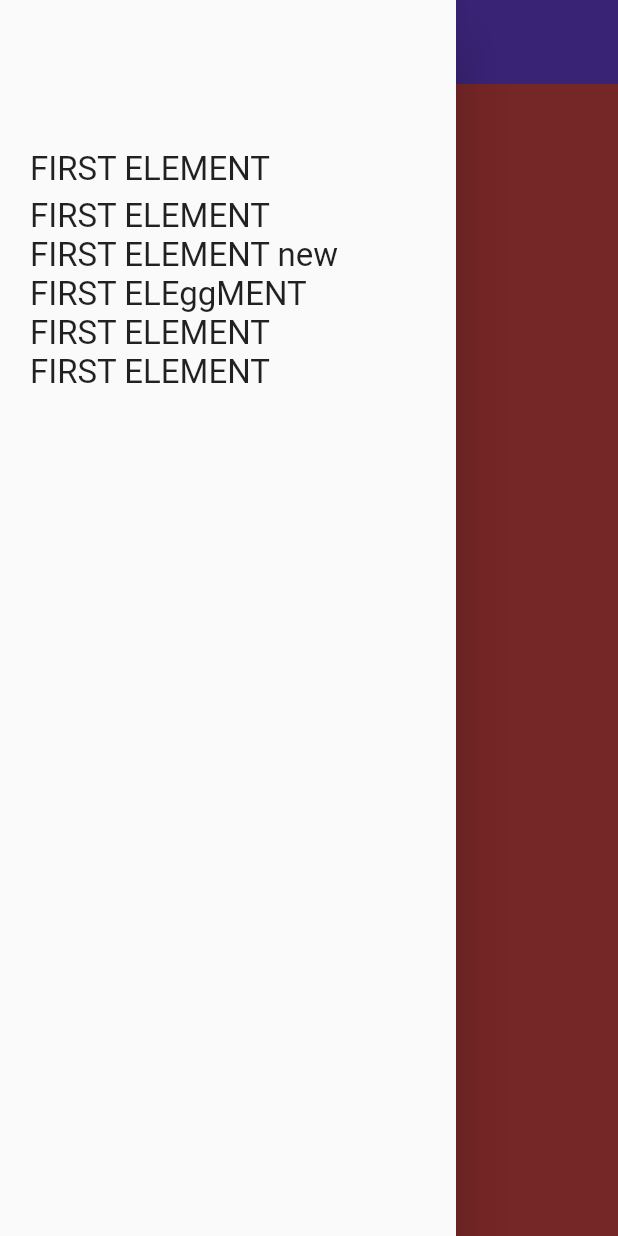
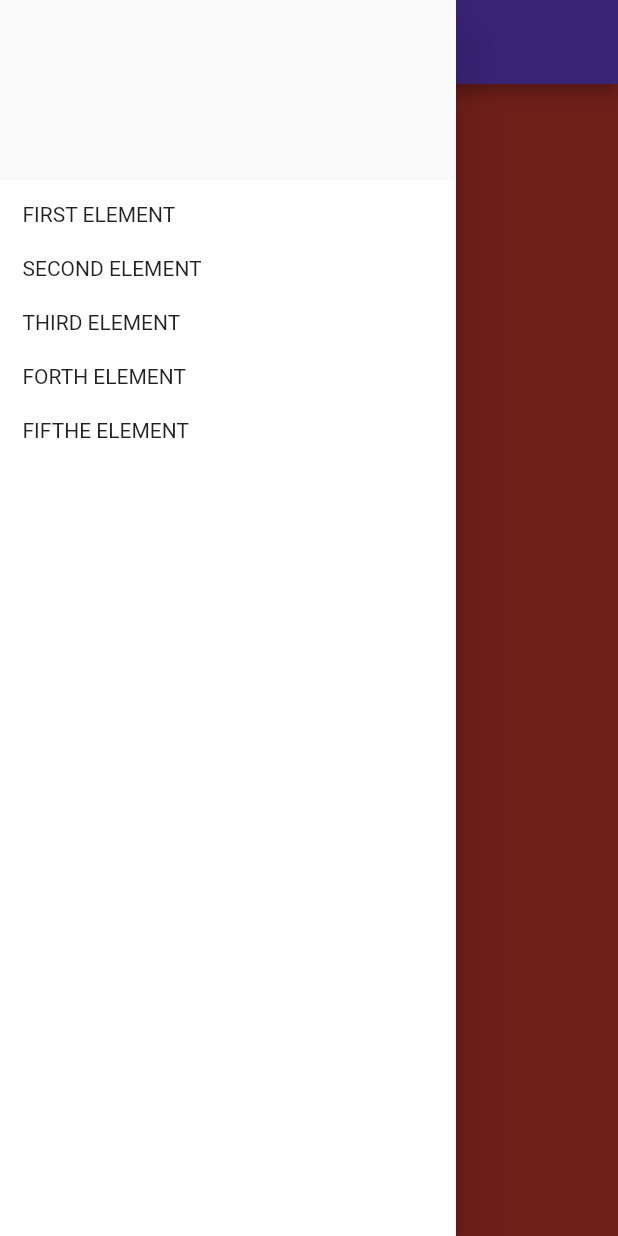
Before and after one commit to Ahmad-jahjouh/assignment_2, a Flutter app: the screen it shows after launch, with the side drawer open, on a phone screen of 412 x 824 dp. Run offline on Flutter 3.47's test engine with Material 2 defaults, Android fonts, the phone set to English and light mode, and no system bars.

Commit message:
Update main.dart

```diff
--- a/lib/main.dart
+++ b/lib/main.dart
@@ -8,78 +8,72 @@ class MyApp extends StatelessWidget {
   const MyApp({Key? key}) : super(key: key);
 
 
+  @override
+  Widget build(BuildContext context) {
+    return const MaterialApp(
+      debugShowCheckedModeBanner: false,
+      title: 'SECOND ASIGNMENT',
+      home: drawer(title: 'SECOND ASIGNMENT'),
+    );
+  }
+}
+
+class drawer extends StatelessWidget{
+  const drawer({Key? key, required this.title}) : super(key: key);
+
+  final String title;
 
   @override
   Widget build(BuildContext context) {
-    return MaterialApp(
-      debugShowCheckedModeBanner: false,
-      home: Scaffold(
-        appBar: AppBar(
-          elevation: 0,
-          backgroundColor: Colors.deepPurpleAccent,
-          title: Text('SECOND ASIGNMENT'),
-        ),
-        drawer: OrientationBuilder(
-          builder: (ctx, orientation) {
-            print(orientation.index);
-            debugPrint(orientation.name);
-            if (orientation.name == "portrait") {
-              return Drawer(
-                child: Padding(
-                  padding: const EdgeInsets.only(left: 20, top: 100),
-                  child: Column(
-                    crossAxisAlignment: CrossAxisAlignment.start,
-                    children: [
-                      Text('FIRST ELEMENT', style: TextStyle(fontSize: 22)),
-                      SizedBox(
-                        height: 5,
-                      ),
-                      Text('FIRST ELEMENT', style: TextStyle(fontSize: 22)),
-                      Text('FIRST ELEMENT new', style: TextStyle(fontSize: 22)),
-                      Text('FIRST ELEggMENT', style: TextStyle(fontSize: 22)),
-                      Text('FIRST ELEMENT', style: TextStyle(fontSize: 22)),
-                      Text('FIRST ELEMENT', style: TextStyle(fontSize: 22)),
-                    ],
-                  ),
-                ),
-              );
-            } else {
-              return  Scaffold(
-                appBar: AppBar(
-                  elevation: 0,
-                  backgroundColor: Colors.deepPurpleAccent,
-                  title: Text('SECOND ASIGNMENT'),
-                ),
+    return OrientationBuilder(
+      builder: (context, orientation) {
 
-                backgroundColor: Colors.redAccent,
-                body: Container(
-                  color: Colors.white,
-                  width: 400,
-                    child: Padding(
-                      padding: const EdgeInsets.only(left: 20, top: 100),
-                      child: Column(
-                        crossAxisAlignment: CrossAxisAlignment.start,
-                        children: [
-                          Text('FIRST ELEMENT', style: TextStyle(fontSize: 22)),
-                          SizedBox(
-                            height: 5,
-                          ),
-                          Text('FIRST ELEMENT', style: TextStyle(fontSize: 22)),
-                          Text('FIRST ELEggMENT', style: TextStyle(fontSize: 22)),
-                          Text('FIRST ELEMENT', style: TextStyle(fontSize: 22)),
-                          Text('FIRST ELEMENT', style: TextStyle(fontSize: 22)),
-                        ],
-                      ),
-                    ),
-                  ),
-              );
+        return Scaffold(
+            appBar: AppBar(
+              title: Text(title),backgroundColor: Colors.deepPurpleAccent,),
+            body: orientation==Orientation.portrait?buildContainer(): Row(
+              children: [
+                Expanded(child: buildListView()),
+                Expanded(child: buildContainer()),
+              ],
+            ),
 
+            drawer: orientation==Orientation.portrait?Drawer(
+              child: Container(
+                padding: const EdgeInsets.only(top: 120),
+                child: buildListView(),
+              ),):null
+        );
+      },
+    );
+  }
 
+  Container buildContainer() {
+    return Container(
+      width: double.infinity,
+      height: double.infinity,
+      color: Colors.red,
+    );
+  }
 
-            }
-          },
-        ),
-        backgroundColor: Colors.redAccent,
+  Container buildListView() {
+    return Container(
+      color:Colors.white,
+
+      child: ListView(
+
+        padding: const EdgeInsets.symmetric(horizontal: 15,vertical: 15),
+        children: const [
+          Text("FIRST ELEMENT"),
+          SizedBox(height: 20,),
+          Text("SECOND ELEMENT"),
+          SizedBox(height: 20,),
+          Text("THIRD ELEMENT"),
+          SizedBox(height: 20,),
+          Text("FORTH ELEMENT"),
+          SizedBox(height: 20,),
+          Text("FIFTHE ELEMENT"),
+        ],
       ),
     );
   }
```
